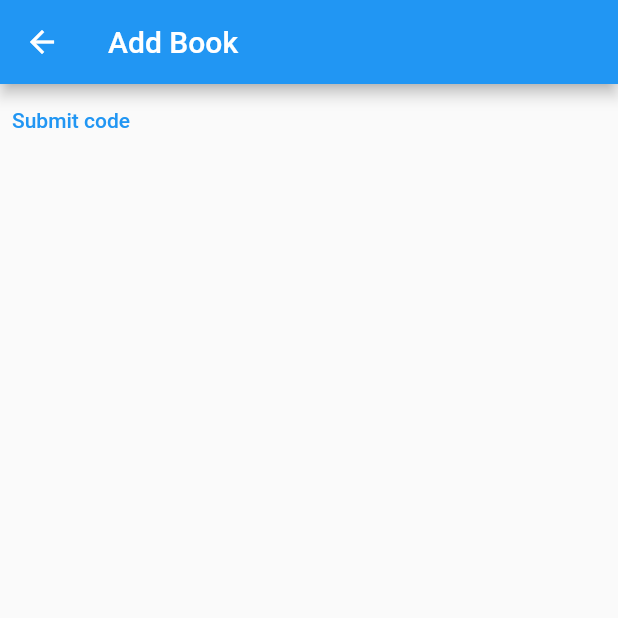
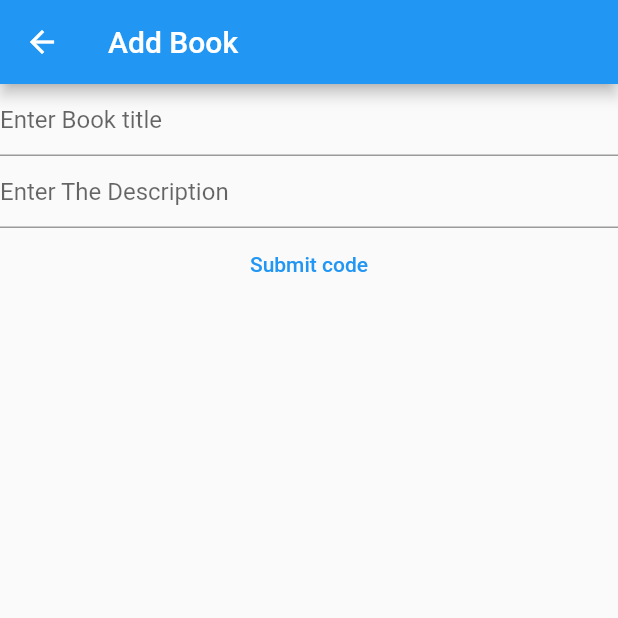
Before and after one commit to adil819/mobile-bookshop, a Flutter app: the BookFormScreen screen opened by its route, on a phone screen of 412 x 824 dp, the top half of it. Run offline on Flutter 3.47's test engine with Material 2 defaults, Android fonts, the phone set to English and light mode, and no system bars; our stand-ins replace dio.

Commit message:
try to make form

```diff
--- a/lib/presentation/book/book_form_screen.dart
+++ b/lib/presentation/book/book_form_screen.dart
@@ -12,16 +12,46 @@ class BookFormScreen extends StatefulWidget {
 }
 
 class _BookFormScreenState extends State<BookFormScreen> {
+  TextEditingController title = new TextEditingController();
+  final GlobalKey<FormState> _formKey = GlobalKey<FormState>();
+
   @override
   Widget build(BuildContext context) {
     return Scaffold(
       appBar: AppBar(title: Text('Add Book'),),
       body: Container(
-        child: TextButton(
+        child: Form(
+          key: _formKey,
+          child: Column(
+            children: [
+              TextFormField(
+                controller: title,
+                  decoration: InputDecoration(hintText: 'Enter Book title'),
+                  validator:(value) {
+                    if (value == null || value.isEmpty){
+                      return 'Please enter!';
+                    } else {
+                      return null;
+                    }
+                  }
+              ),
+              TextFormField(
+                // controller: description,
+                  decoration: InputDecoration(hintText: 'Enter The Description'),
+                  validator:(value) {
+                    if (value == null || value.isEmpty){
+                      return 'Please enter!';
+                    } else {
+                      return null;
+                    }
+                  }
+              ),
+              TextButton(
                   onPressed: (){
                     setState(() {
                       widget.bookViewModel.addBook(Book(
-                  title: 'Belaja Googld Cloud',
+                          // title: 'Belaja Googld Cloud',
+                          title: title.text,
                           description: 'Description',
                           year: 2021,
                           pages: 50,
@@ -32,7 +62,12 @@ class _BookFormScreenState extends State<BookFormScreen> {
                       ));
                     });
                   },
-            child: Text('Submit code')),
+                  child: Text('Submit code')
+              ),
+            ]
+          )
+        )
+
       ),
     );
   }
--- a/pubspec.yaml
+++ b/pubspec.yaml
@@ -32,8 +32,6 @@ dependencies:
   form_field_validator: ^1.1.0
   intl: ^0.17.0
   dio: ^4.0.0
-
-
 
   # The following adds the Cupertino Icons font to your application.
   # Use with the CupertinoIcons class for iOS style icons.
```
Lines whose indentation alone changed are shown as unchanged.
